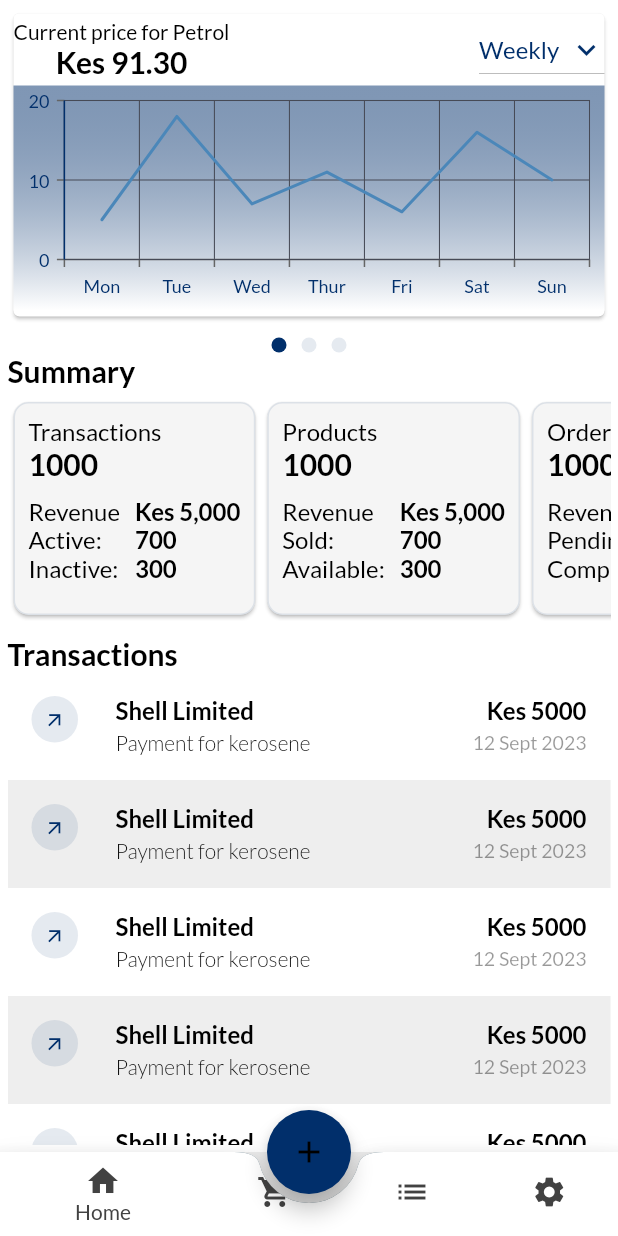
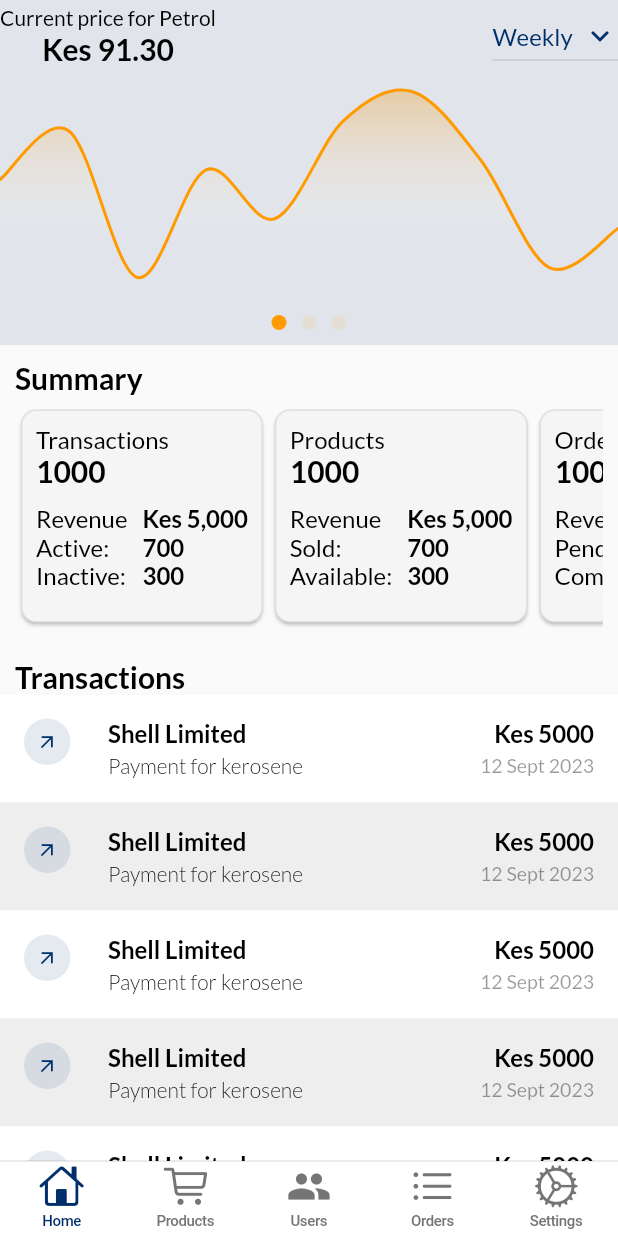
Before and after one commit to NjokiCynthia/sales_app, a Flutter app: the Dashboard screen opened directly, on a phone screen of 412 x 824 dp. Run offline on Flutter 3.47's test engine with Material 2 defaults, Android fonts, the phone set to English and light mode, and no system bars; drawn by our look-alikes of card_swiper; our stand-ins replace animated_splash_screen, country_code_picker, dio, file_picker, flutter_spinkit, google_fonts and 4 more; accounts and stored records are empty.

Commit message:
Edit orders screen

```diff
--- a/lib/constants/color_contants.dart
+++ b/lib/constants/color_contants.dart
@@ -1,6 +1,7 @@
 import 'package:flutter/material.dart';
 
 const Color primaryDarkColor = Color.fromRGBO(1, 47, 107, 1.0);
+const Color darkColor = Color.fromRGBO(12, 73, 153, 1);
 
 //Color.fromRGBO(13, 201, 150, 1);
 
@@ -9,7 +10,7 @@ const Color secondaryDarkColor = Color.fromRGBO(255, 154, 0, 1.0);
 
 const Color dark2Color = Color.fromARGB(255, 46, 19, 24);
 const Color texformfieldColor = Colors.white;
-const Color backColor = Colors.white;
+const Color backColor = Color.fromRGBO(238, 239, 240, 1);
 const Color dark4Color = Color.fromARGB(255, 12, 1, 3);
 const Color dark5Color = Color.fromARGB(255, 169, 159, 161);
 const Color labelColor = Color.fromARGB(189, 189, 189, 1);
--- a/lib/main.dart
+++ b/lib/main.dart
@@ -1,10 +1,13 @@
 import 'package:flutter/material.dart';
+import 'package:flutter/services.dart';
 import 'package:petropal/constants/theme.dart';
 import 'package:petropal/providers/user_provider.dart';
 import 'package:petropal/screens/onboarding/splash.dart';
 import 'package:provider/provider.dart';
 
 void main() {
+  SystemChrome.setSystemUIOverlayStyle(
+      SystemUiOverlayStyle(statusBarColor: Color.fromRGBO(238, 239, 240, 1)));
   runApp(
     MultiProvider(
       providers: [
--- a/lib/screens/dashboard/add_users/add_customer.dart
+++ b/lib/screens/dashboard/add_users/add_customer.dart
@@ -2,7 +2,7 @@ import 'package:flutter/material.dart';
 import 'package:intl_phone_number_input/intl_phone_number_input.dart';
 import 'package:petropal/constants/color_contants.dart';
 import 'package:petropal/constants/theme.dart';
-import 'package:petropal/screens/dashboard/add_users/users.dart';
+import 'package:petropal/screens/dashboard/view_users/users.dart';
 
 class AddCustomer extends StatefulWidget {
   const AddCustomer({super.key});
--- a/lib/screens/dashboard/add_users/add_omc.dart
+++ b/lib/screens/dashboard/add_users/add_omc.dart
@@ -3,7 +3,7 @@ import 'package:flutter/material.dart';
 import 'package:intl_phone_number_input/intl_phone_number_input.dart';
 import 'package:petropal/constants/color_contants.dart';
 import 'package:petropal/constants/theme.dart';
-import 'package:petropal/screens/dashboard/add_users/users.dart';
+import 'package:petropal/screens/dashboard/view_users/users.dart';
 
 class AddOMC extends StatefulWidget {
   const AddOMC({super.key});
--- a/lib/screens/dashboard/add_users/add_reseller.dart
+++ b/lib/screens/dashboard/add_users/add_reseller.dart
@@ -2,7 +2,7 @@ import 'package:flutter/material.dart';
 import 'package:intl_phone_number_input/intl_phone_number_input.dart';
 import 'package:petropal/constants/color_contants.dart';
 import 'package:petropal/constants/theme.dart';
-import 'package:petropal/screens/dashboard/add_users/users.dart';
+import 'package:petropal/screens/dashboard/view_users/users.dart';
 
 class AddReseller extends StatefulWidget {
   const AddReseller({super.key});
--- a/lib/screens/dashboard/approval/price/price.dart
+++ b/lib/screens/dashboard/approval/price/price.dart
@@ -78,7 +78,7 @@ class _ApprovePricingState extends State<ApprovePricing> {
                       borderWidth: 0,
                       //borderColor: primaryDarkColor,
                       labelStyle: const TextStyle(color: primaryDarkColor),
-                      isVisible: true),
+                      isVisible: false),
                   series: <ChartSeries<ChartData, int>>[
                     SplineAreaSeries(
                         dataSource: data,
--- a/lib/screens/dashboard/dashboard.dart
+++ b/lib/screens/dashboard/dashboard.dart
@@ -1,11 +1,11 @@
+import 'package:flutter/cupertino.dart';
 import 'package:flutter/material.dart';
-
 import 'package:petropal/constants/color_contants.dart';
-
-import 'package:petropal/screens/dashboard/all_orders.dart';
+import 'package:petropal/screens/dashboard/home.dart';
+import 'package:petropal/screens/dashboard/orders.dart';
 import 'package:petropal/screens/dashboard/products.dart';
 import 'package:petropal/screens/dashboard/profile.dart';
-import 'package:petropal/screens/dashboard/home.dart';
+import 'package:petropal/screens/dashboard/view_users/users.dart';
 
 class Dashboard extends StatefulWidget {
   const Dashboard({Key? key}) : super(key: key);
@@ -15,92 +15,55 @@ class Dashboard extends StatefulWidget {
 }
 
 class _DashboardState extends State<Dashboard> {
+  int _currentIndex = 0;
+
   List<Widget> _buildScreens() {
     return [
       const HomeScreen(),
       const ProductsScreen(),
+      const UsersScreen(),
       const AllOrders(),
       const Profile(),
     ];
   }
 
-  int _currentIndex = 0;
-
-  final List<BottomNavigationBarItem> _navBarItems = [
-    const BottomNavigationBarItem(
-      icon: Icon(Icons.home),
-      label: 'Home',
-      backgroundColor: Colors.white,
-    ),
-    const BottomNavigationBarItem(
-      icon: Icon(Icons.shopping_cart),
-      label: 'Products',
-      backgroundColor: Colors.white,
-    ),
-    const BottomNavigationBarItem(
-      icon: Icon(Icons.list),
-      label: 'Orders',
-      backgroundColor: Colors.white,
-    ),
-    const BottomNavigationBarItem(
-      icon: Icon(Icons.settings),
-      label: 'Settings',
-      backgroundColor: Colors.white,
-    ),
-  ];
   void _onNavBarItemTapped(int index) {
     setState(() {
       _currentIndex = index;
     });
   }
 
-  void _openBottomSheet() {
-    showModalBottomSheet(
-      context: context,
-      builder: (context) {
-        return Column(
-          mainAxisSize: MainAxisSize.min,
-          children: [
-            ListTile(
-              title: const Text('Name 1'),
-              onTap: () {},
-            ),
-            ListTile(
-              title: const Text('Name 2'),
-              onTap: () {},
-            ),
-            ListTile(
-              title: const Text('Name 3'),
-              onTap: () {},
-            ),
-          ],
+  @override
+  Widget build(BuildContext context) {
+    return CupertinoTabScaffold(
+      backgroundColor: Colors.white,
+      tabBar: CupertinoTabBar(
+        backgroundColor: Colors.white,
+        items: [
+          _buildNavBarItem(0, CupertinoIcons.home, 'Home'),
+          _buildNavBarItem(1, CupertinoIcons.shopping_cart, 'Products'),
+          _buildNavBarItem(2, Icons.people, 'Users'),
+          _buildNavBarItem(3, CupertinoIcons.list_bullet, 'Orders'),
+          _buildNavBarItem(4, CupertinoIcons.settings, 'Settings'),
+        ],
+        currentIndex: _currentIndex,
+        onTap: _onNavBarItemTapped,
+        activeColor:
+            primaryDarkColor, // Icon and label color for the selected item
+      ),
+      tabBuilder: (context, index) {
+        return CupertinoTabView(
+          builder: (context) => _buildScreens()[index],
         );
       },
     );
   }
 
-  @override
-  Widget build(BuildContext context) {
-    return Scaffold(
-      backgroundColor: Colors.grey[200],
-      body: _buildScreens()[_currentIndex],
-      floatingActionButton: FloatingActionButton(
-        backgroundColor: primaryDarkColor,
-        onPressed: _openBottomSheet,
-        child: const Icon(Icons.add),
-      ),
-      bottomNavigationBar: BottomAppBar(
-        shape: const CircularNotchedRectangle(),
-        color: Colors.blueGrey,
-        notchMargin: 6.0,
-        clipBehavior: Clip.antiAlias,
-        child: BottomNavigationBar(
-          items: _navBarItems,
-          currentIndex: _currentIndex,
-          onTap: _onNavBarItemTapped,
-        ),
-      ),
-      floatingActionButtonLocation: FloatingActionButtonLocation.centerDocked,
+  BottomNavigationBarItem _buildNavBarItem(
+      int index, IconData iconData, String label) {
+    return BottomNavigationBarItem(
+      icon: Icon(iconData),
+      label: label,
     );
   }
 }
--- a/lib/screens/dashboard/home.dart
+++ b/lib/screens/dashboard/home.dart
@@ -1,7 +1,9 @@
 import 'package:card_swiper/card_swiper.dart';
 import 'package:flutter/material.dart';
+import 'package:flutter/services.dart';
 import 'package:petropal/constants/color_contants.dart';
 import 'package:petropal/constants/theme.dart';
+import 'package:petropal/screens/dashboard/chart_data.dart';
 
 import 'package:petropal/widgets/widget.dart';
 
@@ -43,16 +45,43 @@ class _HomeScreenState extends State<HomeScreen> {
 
   int selectedCardIndex = 0;
 
+  late List<ChartData> data;
+  @override
+  void initState() {
+    super.initState();
+    data = [
+      ChartData(17, 200),
+      ChartData(18, 205),
+      ChartData(19, 190),
+      ChartData(20, 201),
+      ChartData(21, 196),
+      ChartData(22, 206),
+      ChartData(23, 209),
+      ChartData(24, 202),
+      ChartData(25, 191),
+      ChartData(26, 195),
+    ];
+  }
+
   @override
   Widget build(BuildContext context) {
+    SystemChrome.setSystemUIOverlayStyle(
+        SystemUiOverlayStyle(statusBarColor: primaryDarkColor.withOpacity(0.1)
+            //primaryDarkColor.withOpacity(0.5), // Set the desired color
+            ));
+
     return Scaffold(
+      backgroundColor: Colors.grey[50],
       body: SafeArea(
-        child: Padding(
-            padding: const EdgeInsets.all(5),
+          // child: Padding(
+          //     padding: const EdgeInsets.all(5),
           child: Column(
               crossAxisAlignment: CrossAxisAlignment.start,
               mainAxisSize: MainAxisSize.min,
               children: [
+            Container(
+              color: primaryDarkColor.withOpacity(0.1),
+              child: Column(children: [
                 SizedBox(
                   height: 210,
                   child: Swiper(
@@ -63,23 +92,17 @@ class _HomeScreenState extends State<HomeScreen> {
                       });
                     },
                     itemBuilder: (BuildContext context, int index) {
-                        return Card(
-                            color: Colors.white,
-
-                            // color: cardColors[index % cardColors.length],
-                            child: Column(
+                      return Column(
                         crossAxisAlignment: CrossAxisAlignment.start,
                         children: [
                           Row(
-                                    mainAxisAlignment:
-                                        MainAxisAlignment.spaceBetween,
+                            mainAxisAlignment: MainAxisAlignment.spaceBetween,
                             children: [
                               Column(
                                 children: [
                                   Text(
                                     'Current price for ${titles[index]}',
-                                            style: const TextStyle(
-                                                color: Colors.black),
+                                    style: const TextStyle(color: Colors.black),
                                   ),
                                   Text(
                                     'Kes 91.30',
@@ -112,91 +135,100 @@ class _HomeScreenState extends State<HomeScreen> {
                               ),
                             ],
                           ),
-                                  Container(
-                                    decoration: BoxDecoration(
+                          SizedBox(
+                            height: 150,
+                            child: SfCartesianChart(
+                              margin: const EdgeInsets.all(0),
+                              borderWidth: 0,
+                              borderColor: Colors.transparent,
+                              plotAreaBorderWidth: 0,
+                              primaryXAxis: NumericAxis(
+                                minimum: 17,
+                                maximum: 26,
+                                isVisible: false,
+                              ),
+                              primaryYAxis: NumericAxis(
+                                minimum: 188,
+                                maximum: 211,
+                                borderWidth: 0,
+                                labelStyle:
+                                    const TextStyle(color: primaryDarkColor),
+                                isVisible: false,
+                              ),
+                              series: <ChartSeries<ChartData, int>>[
+                                SplineAreaSeries(
+                                    dataSource: data,
+                                    xValueMapper: (ChartData data, _) =>
+                                        data.day,
+                                    yValueMapper: (ChartData data, _) =>
+                                        data.price,
+                                    splineType: SplineType.natural,
                                     gradient: LinearGradient(
-                                        colors: <Color>[
-                                          primaryDarkColor
-                                              .withOpacity(0.5), // Start color
-                                          Colors.white, // End color
+                                      colors: [
+                                        Color.fromARGB(133, 233, 176, 92),
+                                        Color.fromARGB(0, 255, 255, 255)
                                       ],
-                                        stops: const <double>[
-                                          0.0,
-                                          1.0
-                                        ], // Gradient stops
+                                      stops: [0.01, 0.75],
                                       begin: Alignment.topCenter,
                                       end: Alignment.bottomCenter,
+                                    )),
+                                SplineSeries(
+                                  dataSource: data,
+                                  color: secondaryDarkColor,
+                                  markerSettings: const MarkerSettings(
+                                    color: secondaryDarkColor,
+                                    borderWidth: 2,
+                                    shape: DataMarkerType.circle,
+                                    isVisible: false,
+                                  ),
+                                  xValueMapper: (ChartData data, _) => data.day,
+                                  yValueMapper: (ChartData data, _) =>
+                                      data.price,
+                                ),
+                              ],
                             ),
                           ),
-                                    height: 150,
-                                    child: SfCartesianChart(
-                                        primaryXAxis: CategoryAxis(
-                                          borderColor: primaryDarkColor,
-                                          isVisible: true,
-                                          labelStyle: const TextStyle(
-                                              color: primaryDarkColor),
-                                        ),
-                                        primaryYAxis: NumericAxis(
-                                          borderColor: primaryDarkColor,
-                                          isVisible: true,
-
-                                          labelStyle: const TextStyle(
-                                              color:
-                                                  primaryDarkColor), // Y-axis labels color
-                                          axisLine: const AxisLine(
-                                              color: primaryDarkColor),
-                                        ),
-                                        series: <LineSeries<SalesData, String>>[
-                                          LineSeries<SalesData, String>(
-                                            dataSource: <SalesData>[
-                                              SalesData('Mon', 5),
-                                              SalesData('Tue', 18),
-                                              SalesData('Wed', 7),
-                                              SalesData('Thur', 11),
-                                              SalesData('Fri', 6),
-                                              SalesData('Sat', 16),
-                                              SalesData('Sun', 10)
                         ],
-                                            xValueMapper:
-                                                (SalesData sales, _) =>
-                                                    sales.year,
-                                            yValueMapper:
-                                                (SalesData sales, _) =>
-                                                    sales.sales,
-                                          ),
-                                        ]),
-                                  ),
-                                ]));
+                      );
                     },
                     itemCount: 3,
                     viewportFraction: 1.0,
                     scale: 0.8,
                   ),
                 ),
-                  const SizedBox(height: 10),
+
+                //const SizedBox(height: 10),
                 Row(
                   mainAxisAlignment: MainAxisAlignment.center,
                   children: List.generate(
                     3,
-                      (index) => Container(
+                    (index) => Padding(
+                      padding: EdgeInsets.only(bottom: 10),
+                      child: Container(
                         width: 10,
                         height: 10,
                         margin: const EdgeInsets.symmetric(horizontal: 5),
                         decoration: BoxDecoration(
                             shape: BoxShape.circle,
                             color: _currentgraph == index
-                                ? primaryDarkColor // Active dot color
-                                : primaryDarkColor
-                                    .withOpacity(0.1) // Inactive dot color
+                                ? secondaryDarkColor
+                                : secondaryDarkColor.withOpacity(0.1)),
                       ),
                     ),
                   ),
                 ),
+              ]),
+            ),
+            Padding(
+              padding: EdgeInsets.all(10),
+              child: Column(
+                  crossAxisAlignment: CrossAxisAlignment.start,
+                  children: [
                     Text(
                       'Summary',
                       style: m_title,
                     ),
-                  const SizedBox(
+                    SizedBox(
                       height: 5,
                     ),
                     SingleChildScrollView(
@@ -251,7 +283,8 @@ class _HomeScreenState extends State<HomeScreen> {
 
                                     child: Card(
                                       shape: RoundedRectangleBorder(
-                                        borderRadius: BorderRadius.circular(10),
+                                          borderRadius:
+                                              BorderRadius.circular(10),
                                           side: BorderSide(
                                               color: primaryDarkColor
                                                   .withOpacity(0.1))),
@@ -275,7 +308,8 @@ class _HomeScreenState extends State<HomeScreen> {
                                             ),
                                             Row(
                                               mainAxisAlignment:
-                                                MainAxisAlignment.spaceBetween,
+                                                  MainAxisAlignment
+                                                      .spaceBetween,
                                               children: [
                                                 Column(
                                                   crossAxisAlignment:
@@ -332,13 +366,18 @@ class _HomeScreenState extends State<HomeScreen> {
                     const SizedBox(
                       height: 10,
                     ),
-                  Text(
+                  ]),
+            ),
+            Padding(
+              padding: EdgeInsets.only(left: 10, right: 10),
+              child: Text(
                 card_titles[selectedCardIndex],
                 style: m_title,
               ),
+            ),
             getWidgetForCard(selectedCardIndex),
           ])),
-      ),
+      // ),
     );
   }
 
--- a/lib/screens/dashboard/profile.dart
+++ b/lib/screens/dashboard/profile.dart
@@ -1,4 +1,5 @@
 import 'package:flutter/material.dart';
+import 'package:flutter/services.dart';
 import 'package:petropal/constants/color_contants.dart';
 
 class Profile extends StatefulWidget {
@@ -11,6 +12,9 @@ class Profile extends StatefulWidget {
 class _ProfileState extends State<Profile> {
   @override
   Widget build(BuildContext context) {
+    SystemChrome.setSystemUIOverlayStyle(SystemUiOverlayStyle(
+      statusBarColor: Colors.grey[50], // Set the desired color
+    ));
     return Scaffold(
       backgroundColor: Colors.grey[50], // Very light shade of grey
       body: SafeArea(
--- a/lib/widgets/widget.dart
+++ b/lib/widgets/widget.dart
@@ -222,7 +222,7 @@ class Transactions extends StatelessWidget {
                   Text(
                     '12 Sept 2023',
                     style: displaySmallerLightGrey,
-                  )
+                  ),
                 ],
               ),
             ),
--- a/pubspec.yaml
+++ b/pubspec.yaml
@@ -34,7 +34,6 @@ dependencies:
 
   # The following adds the Cupertino Icons font to your application.
   # Use with the CupertinoIcons class for iOS style icons.
-  cupertino_icons: ^1.0.2
   google_fonts: ^5.1.0
   animated_splash_screen: ^1.3.0
   introduction_screen: ^3.1.11
@@ -50,6 +49,7 @@ dependencies:
   flutter_speed_dial: ^7.0.0
   file_picker: ^5.5.0
   persistent_bottom_nav_bar: ^5.0.2
+  cupertino_icons: ^1.0.6
 
 dev_dependencies:
   flutter_test:
```
Also changed, not shown: lib/constants/theme.dart (+22 -7 lines), lib/screens/dashboard/all_orders.dart (deleted, +0 -109 lines), lib/screens/dashboard/approval/price/price_approval.dart (+6 -4 lines), lib/screens/dashboard/orders.dart (added, +121 -0 lines), lib/screens/dashboard/products.dart (+31 -6 lines), lib/screens/dashboard/view_users/users.dart (renamed from lib/screens/dashboard/add_users/users.dart). Lines whose indentation alone changed are shown as unchanged.
